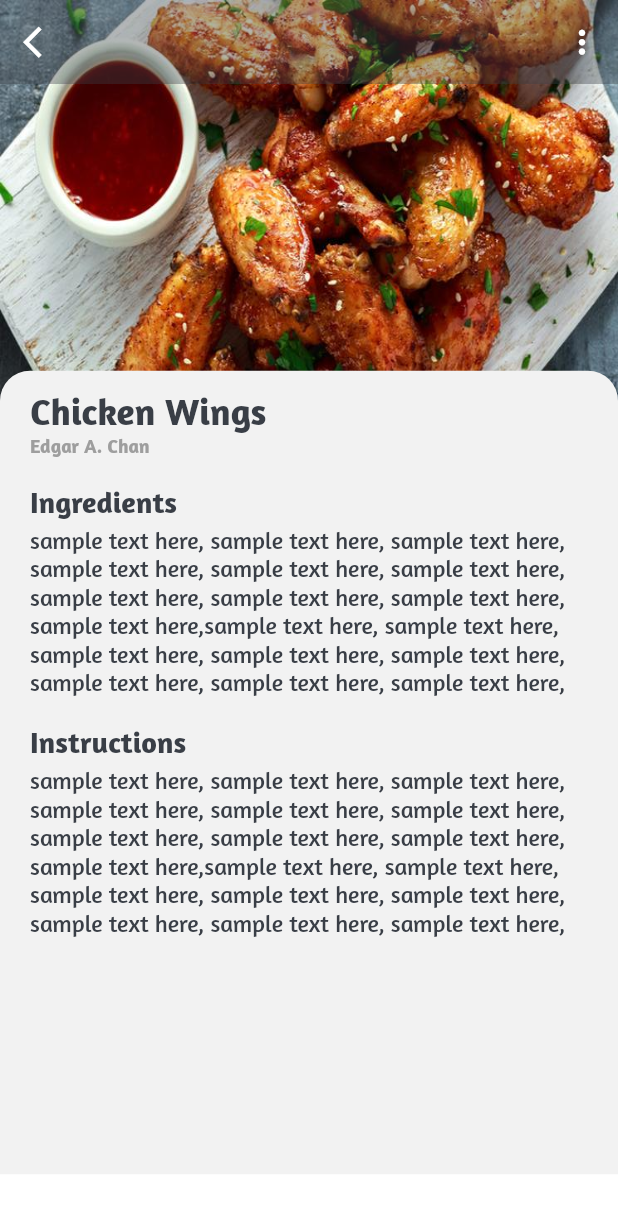
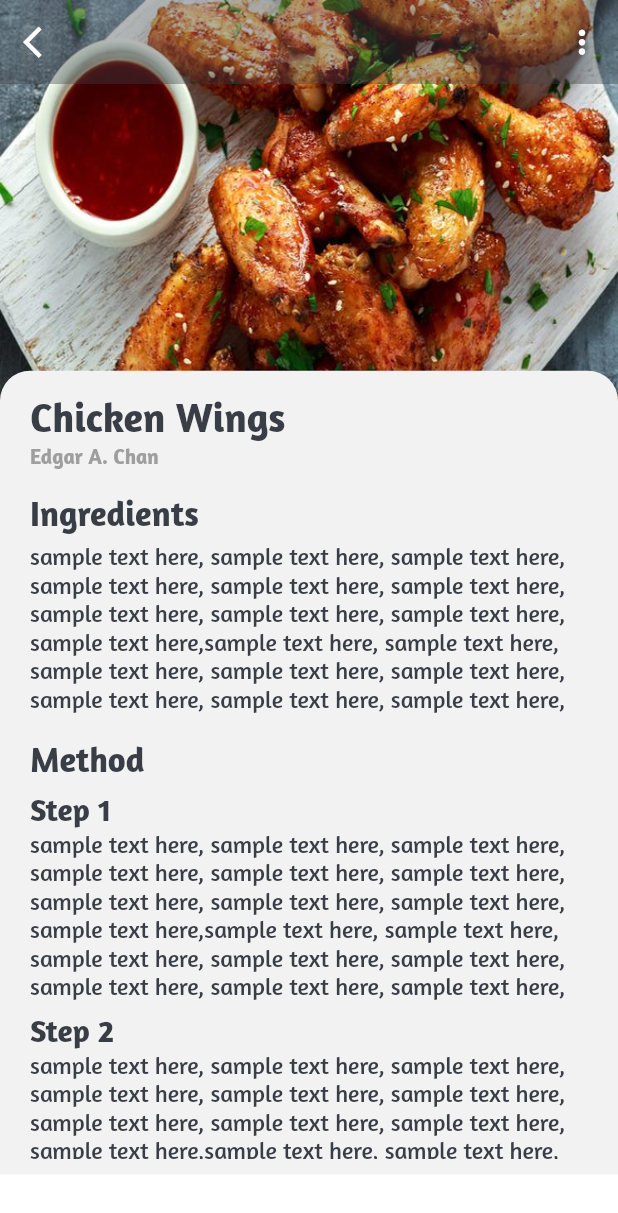
Before and after one commit to chad1791/foodBible, a Flutter app: the HomeScreen screen opened by its route, after a tap on "Hawaian Pizza", on a phone screen of 412 x 824 dp. Shown: the top 1213 px of the screen. Run offline on Flutter 3.47's test engine with Material 2 defaults, Android fonts, the phone set to English and light mode, and no system bars.

```diff
--- a/lib/screens/drawer.dart
+++ b/lib/screens/drawer.dart
@@ -22,7 +22,7 @@ class AppDrawer extends StatelessWidget {
               icon: Icons.home,
               name: 'Home',
               desc: 'Navigate to home screen',
-              route: '',
+              route: '/',
             ),
             Divider(
               color: Theme.of(context).primaryColor,
@@ -31,7 +31,7 @@ class AppDrawer extends StatelessWidget {
               icon: Icons.person,
               name: 'Profile Information',
               desc: 'Change your account info',
-              route: '',
+              route: '/profile',
             ),
             Divider(
               color: Theme.of(context).primaryColor,
@@ -40,7 +40,7 @@ class AppDrawer extends StatelessWidget {
               icon: Icons.edit,
               name: 'Change Password',
               desc: 'Change your password',
-              route: '',
+              route: '/change-password',
             ),
             Divider(
               color: Theme.of(context).primaryColor,
@@ -49,7 +49,7 @@ class AppDrawer extends StatelessWidget {
               icon: Icons.credit_card,
               name: 'Payment Methods',
               desc: 'Add credit & debit cards',
-              route: '',
+              route: '/payment-methods',
             ),
             Divider(
               color: Theme.of(context).primaryColor,
--- a/lib/screens/food.dart
+++ b/lib/screens/food.dart
@@ -59,13 +59,14 @@ class FoodUI extends StatelessWidget {
                         topRight: Radius.circular(20),
                       ),
                     ),
-                    child: SingleChildScrollView(
-                      child: Padding(
-                        padding: const EdgeInsets.only(
-                          top: 12.0,
-                          right: 20,
-                          left: 20,
-                        ),
+                    child: Padding(
+                      padding: const EdgeInsets.only(
+                        top: 15.0,
+                        right: 20,
+                        left: 20,
+                        bottom: 10,
+                      ),
+                      child: SingleChildScrollView(
                         child: Column(
                           crossAxisAlignment: CrossAxisAlignment.start,
                           children: [
@@ -75,7 +76,7 @@ class FoodUI extends StatelessWidget {
                                   .textTheme
                                   .headline6
                                   .copyWith(
-                                    fontSize: 25,
+                                    fontSize: 27,
                                     fontWeight: FontWeight.bold,
                                   ),
                             ),
@@ -84,7 +85,7 @@ class FoodUI extends StatelessWidget {
                               child: Text(
                                 'Edgar A. Chan',
                                 style: TextStyle(
-                                  fontSize: 13,
+                                  fontSize: 14,
                                   fontWeight: FontWeight.bold,
                                   color: Colors.grey,
                                   fontFamily: 'Amaranth',
@@ -100,7 +101,7 @@ class FoodUI extends StatelessWidget {
                                   .textTheme
                                   .headline6
                                   .copyWith(
-                                    fontSize: 20,
+                                    fontSize: 23,
                                     fontWeight: FontWeight.bold,
                                   ),
                             ),
@@ -120,17 +121,49 @@ class FoodUI extends StatelessWidget {
                               height: size.height * .022,
                             ),
                             Text(
-                              'Instructions',
+                              'Method',
                               style: Theme.of(context)
                                   .textTheme
                                   .headline6
                                   .copyWith(
-                                    fontSize: 20,
+                                    fontSize: 23,
                                     fontWeight: FontWeight.bold,
                                   ),
                             ),
                             SizedBox(
-                              height: size.height * .005,
+                              height: size.height * .008,
+                            ),
+                            Text(
+                              'Step 1',
+                              style: Theme.of(context)
+                                  .textTheme
+                                  .headline6
+                                  .copyWith(
+                                    fontSize: 21,
+                                    fontWeight: FontWeight.bold,
+                                  ),
+                            ),
+                            Text(
+                              'sample text here, sample text here, sample text here, sample text here, sample text here, sample text here, sample text here, sample text here, sample text here, sample text here,sample text here, sample text here, sample text here, sample text here, sample text here, sample text here, sample text here, sample text here,',
+                              style: Theme.of(context)
+                                  .textTheme
+                                  .headline6
+                                  .copyWith(
+                                    fontSize: 16,
+                                  ),
+                            ),
+                            SizedBox(
+                              height: size.height * .01,
+                            ),
+                            Text(
+                              'Step 2',
+                              style: Theme.of(context)
+                                  .textTheme
+                                  .headline6
+                                  .copyWith(
+                                    fontSize: 21,
+                                    fontWeight: FontWeight.bold,
+                                  ),
                             ),
                             Text(
                               'sample text here, sample text here, sample text here, sample text here, sample text here, sample text here, sample text here, sample text here, sample text here, sample text here,sample text here, sample text here, sample text here, sample text here, sample text here, sample text here, sample text here, sample text here,',
--- a/lib/screens/homescreen.dart
+++ b/lib/screens/homescreen.dart
@@ -14,6 +14,8 @@ import '../widgets/small_food_card.dart';
 import '../providers/categories.dart';
 import '../providers/foods.dart';
 
+/////refactor code into recently, breakfast, lunch & dinner...
+
 class HomeScreen extends StatelessWidget {
   static final routeName = 'home';
   final _scaffoldKey = new GlobalKey<ScaffoldState>();
@@ -21,7 +23,7 @@ class HomeScreen extends StatelessWidget {
   Widget build(BuildContext context) {
     Size size = MediaQuery.of(context).size;
     final categories = Provider.of<Categories>(context).categories;
-    final foods = Provider.of<Foods>(context).foods;
+    final popular = Provider.of<Foods>(context).foods;
     final recent = Provider.of<Foods>(context).recent;
     final breakfast = Provider.of<Foods>(context).breakfast;
     final lunch = Provider.of<Foods>(context).lunch;
@@ -122,12 +124,12 @@ class HomeScreen extends StatelessWidget {
                   child: ListView.builder(
                     scrollDirection: Axis.horizontal,
                     itemBuilder: (_, index) => TrendingCard(
-                      name: foods[index].name,
-                      image: foods[index].image,
+                      name: popular[index].name,
+                      image: popular[index].image,
                       index: index,
-                      length: foods.length,
+                      length: popular.length,
                     ),
-                    itemCount: foods.length,
+                    itemCount: popular.length,
                   ),
                 ),
                 SizedBox(
--- a/lib/widgets/drawer_row.dart
+++ b/lib/widgets/drawer_row.dart
@@ -59,7 +59,9 @@ class DrawerRow extends StatelessWidget {
             size: 18,
           ),
           onPressed: () {
-            Navigator.of(context).pushNamed(route);
+            route == '/'
+                ? Navigator.of(context).pushReplacementNamed(route)
+                : Navigator.of(context).pushNamed(route);
           },
         ),
       ],
--- a/lib/widgets/trending_card.dart
+++ b/lib/widgets/trending_card.dart
@@ -77,7 +77,7 @@ class TrendingCard extends StatelessWidget {
                               right: 38.0,
                             ),
                             child: Text(
-                              'by Edgar A. Chan',
+                              'by John A. Doe',
                               style: TextStyle(
                                 color: Colors.white,
                                 fontFamily: 'Amaranth',
```
Also changed, not shown: lib/main.dart (+10 -0 lines), lib/screens/change_password.dart (added, +9 -0 lines), lib/screens/chefs.dart (added, +9 -0 lines), lib/screens/payment_methods.dart (added, +9 -0 lines), lib/screens/profile.dart (added, +74 -0 lines), lib/screens/search.dart (added, +9 -0 lines), lib/widgets/profile_circular_image.dart (added, +55 -0 lines), lib/widgets/profile_reactions_card.dart (added, +51 -0 lines), lib/widgets/user_profile_info.dart (added, +76 -0 lines).
